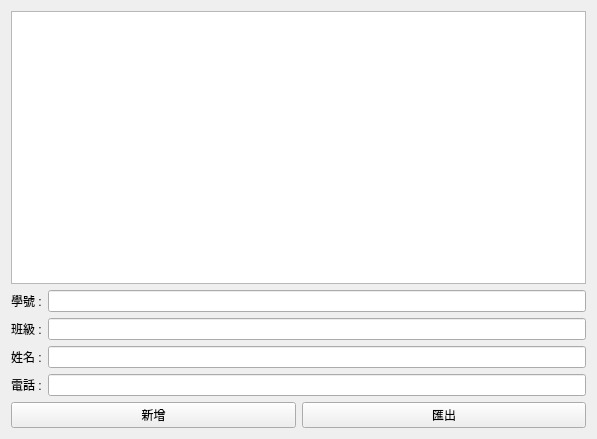
Qt form mywidget.ui (LaiChienTing/ContactBook) before a commit.
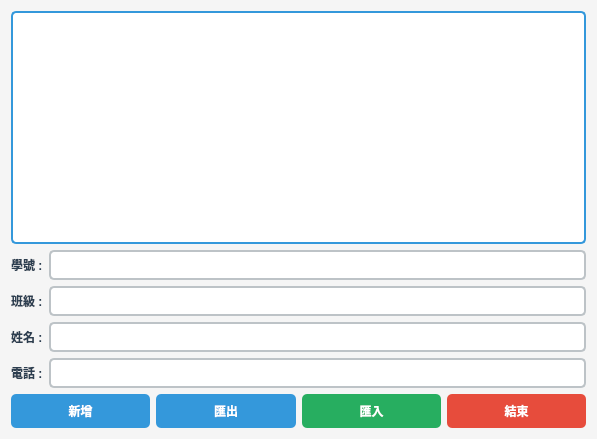
The same form after that commit.

Commit message: Add Import and Exit buttons with UI beautification

Diff of the .ui file:
```diff
--- a/mywidget.ui
+++ b/mywidget.ui
@@ -11,7 +11,85 @@
    </rect>
   </property>
   <property name="windowTitle">
-   <string>MyWidget</string>
+   <string>通訊錄管理系統</string>
+  </property>
+  <property name="styleSheet">
+   <string notr="true">QWidget {
+    background-color: #f5f5f5;
+}
+
+QTableWidget {
+    background-color: white;
+    border: 2px solid #3498db;
+    border-radius: 5px;
+    gridline-color: #bdc3c7;
+}
+
+QTableWidget::item {
+    padding: 5px;
+}
+
+QTableWidget::item:selected {
+    background-color: #3498db;
+    color: white;
+}
+
+QHeaderView::section {
+    background-color: #3498db;
+    color: white;
+    padding: 5px;
+    border: 1px solid #2980b9;
+    font-weight: bold;
+}
+
+QLineEdit {
+    border: 2px solid #bdc3c7;
+    border-radius: 5px;
+    padding: 5px;
+    background-color: white;
+}
+
+QLineEdit:focus {
+    border: 2px solid #3498db;
+}
+
+QLabel {
+    color: #2c3e50;
+    font-weight: bold;
+}
+
+QPushButton {
+    background-color: #3498db;
+    color: white;
+    border: none;
+    border-radius: 5px;
+    padding: 8px 15px;
+    font-weight: bold;
+}
+
+QPushButton:hover {
+    background-color: #2980b9;
+}
+
+QPushButton:pressed {
+    background-color: #21618c;
+}
+
+QPushButton#pushButton_3 {
+    background-color: #27ae60;
+}
+
+QPushButton#pushButton_3:hover {
+    background-color: #229954;
+}
+
+QPushButton#pushButton_4 {
+    background-color: #e74c3c;
+}
+
+QPushButton#pushButton_4:hover {
+    background-color: #c0392b;
+}</string>
   </property>
   <layout class="QVBoxLayout" name="verticalLayout">
    <item>
@@ -89,6 +167,20 @@
        </property>
       </widget>
      </item>
+     <item>
+      <widget class="QPushButton" name="pushButton_3">
+       <property name="text">
+        <string>匯入</string>
+       </property>
+      </widget>
+     </item>
+     <item>
+      <widget class="QPushButton" name="pushButton_4">
+       <property name="text">
+        <string>結束</string>
+       </property>
+      </widget>
+     </item>
     </layout>
    </item>
   </layout>
```
The commit also changes 2 other files.
